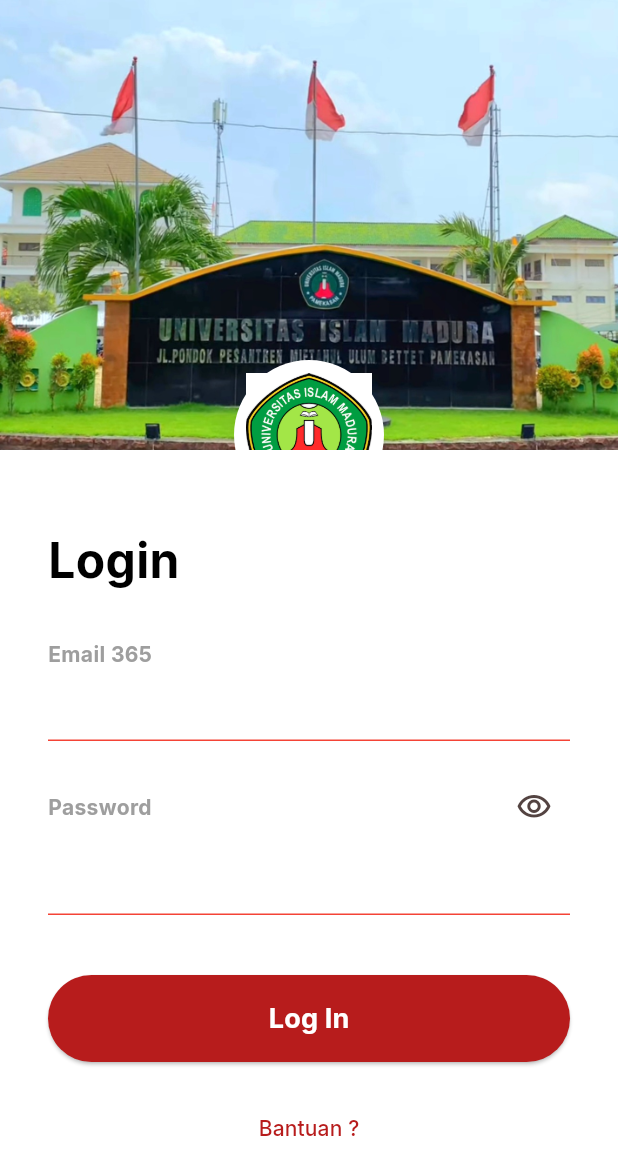
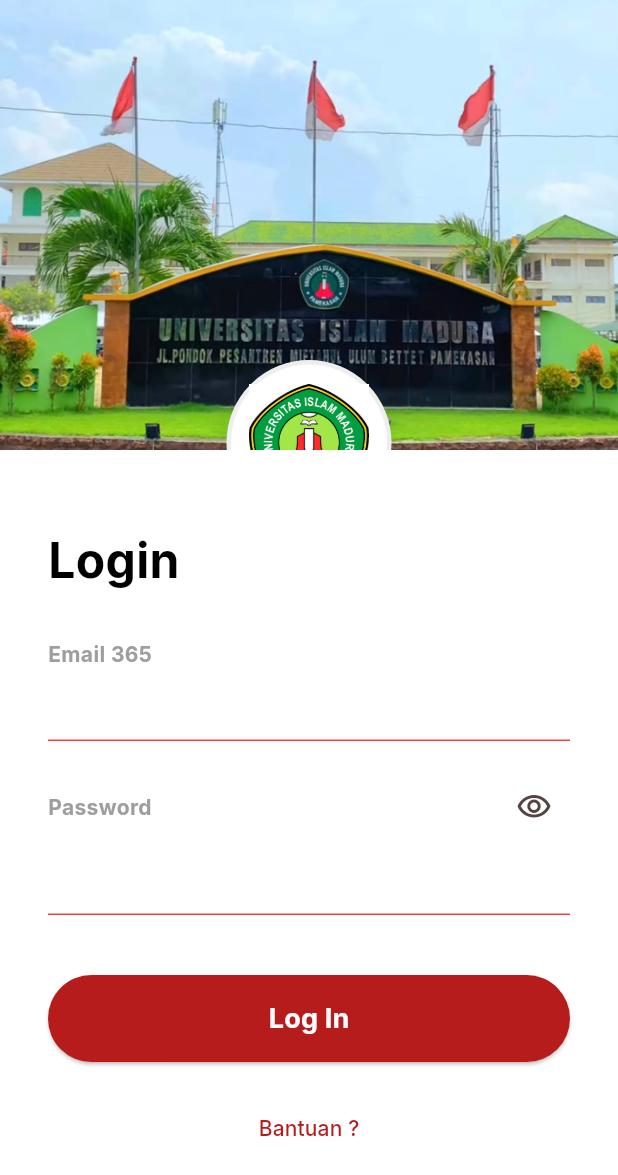
Before and after one commit to faizatulmunawaroh/uas-pak-rofii, a Flutter app: the screen it shows after launch, after a tap on the "visibility off" icon, on a phone screen of 412 x 824 dp. Shown: the top 1175 px of the screen. Run offline on Flutter 3.47's test engine with Material 3 defaults, Android fonts, the phone set to English and light mode, and no system bars; our stand-ins replace google_fonts, shared_preferences.

Commit message:
Memperbaiki tampilan logo agar lebih rapi dan profesional
Perubahan Splash Screen:
- Ukuran logo: 120x120 → 140x140
- Menambahkan border putih semi-transparan (4px)
- Shadow lebih halus dengan spread radius
- Padding lebih proporsional (15px)
- Icon fallback lebih besar (70px)

Perubahan Login Screen:
- Ukuran logo: 100x100 → 110x110
- Menambahkan border abu-abu halus (3px)
- Shadow lebih smooth dengan spread radius
- Padding optimal (12px)
- Posisi bottom: -40 → -50 untuk lebih center
- Icon fallback berwarna primary (55px)

Hasil:
- Tampilan logo lebih rapi dan profesional
- Border memberikan definisi yang jelas
- Shadow lebih smooth dan depth yang lebih baik
- Ukuran yang lebih proporsional dengan layout

```diff
--- a/lib/screens/login_screen.dart
+++ b/lib/screens/login_screen.dart
@@ -44,37 +44,40 @@ class _LoginScreenState extends State<LoginScreen> {
                     child: Image.asset('assets/images/login_header.png', fit: BoxFit.cover),
                   ),
                    Positioned(
-                     bottom: -40,
+                     bottom: -50,
                      left: 0,
                      right: 0,
                      child: Center(
                        child: Container(
-                         width: 100,
-                         height: 100,
+                         width: 110,
+                         height: 110,
                          decoration: BoxDecoration(
                            color: Colors.white,
                            shape: BoxShape.circle,
+                           border: Border.all(
+                             color: Colors.grey.shade200,
+                             width: 3,
+                           ),
                            boxShadow: [
                              BoxShadow(
-                               color: Colors.black.withValues(alpha: 0.1),
-                               blurRadius: 10,
-                               offset: const Offset(0, 4),
+                               color: Colors.black.withValues(alpha: 0.08),
+                               blurRadius: 15,
+                               spreadRadius: 2,
+                               offset: const Offset(0, 5),
                              )
                            ]
                          ),
                          child: Padding(
-                           padding: const EdgeInsets.all(8),
+                           padding: const EdgeInsets.all(12),
                            child: Image.asset(
                              'assets/images/logo.png',
                              fit: BoxFit.contain,
                              errorBuilder: (context, error, stackTrace) {
                                // Fallback ke icon jika logo tidak ditemukan
-                               return Container(
-                                 decoration: const BoxDecoration(
-                                   color: CeloeTheme.primaryColor,
-                                   shape: BoxShape.circle
-                                 ),
-                                 child: const Icon(Icons.school, color: Colors.white, size: 50),
+                               return const Icon(
+                                 Icons.school,
+                                 color: CeloeTheme.primaryColor,
+                                 size: 55
                                );
                              },
                            ),
--- a/lib/screens/splash_screen.dart
+++ b/lib/screens/splash_screen.dart
@@ -32,28 +32,37 @@ class _SplashScreenState extends State<SplashScreen> {
           children: [
             // Logo
             Container(
-              width: 120,
-              height: 120,
+              width: 140,
+              height: 140,
               margin: const EdgeInsets.only(bottom: 30),
               decoration: BoxDecoration(
                 color: Colors.white,
                 shape: BoxShape.circle,
+                border: Border.all(
+                  color: Colors.white.withValues(alpha: 0.3),
+                  width: 4,
+                ),
                 boxShadow: [
                   BoxShadow(
-                    color: Colors.black.withValues(alpha: 0.2),
-                    blurRadius: 20,
-                    offset: const Offset(0, 8),
+                    color: Colors.black.withValues(alpha: 0.15),
+                    blurRadius: 25,
+                    spreadRadius: 3,
+                    offset: const Offset(0, 10),
                   )
                 ]
               ),
               child: Padding(
-                padding: const EdgeInsets.all(10),
+                padding: const EdgeInsets.all(15),
                 child: Image.asset(
                   'assets/images/logo.png',
                   fit: BoxFit.contain,
                   errorBuilder: (context, error, stackTrace) {
                     // Fallback ke icon jika logo tidak ditemukan
-                    return const Icon(Icons.school, color: CeloeTheme.primaryColor, size: 60);
+                    return const Icon(
+                      Icons.school,
+                      color: CeloeTheme.primaryColor,
+                      size: 70
+                    );
                   },
                 ),
               ),
```
